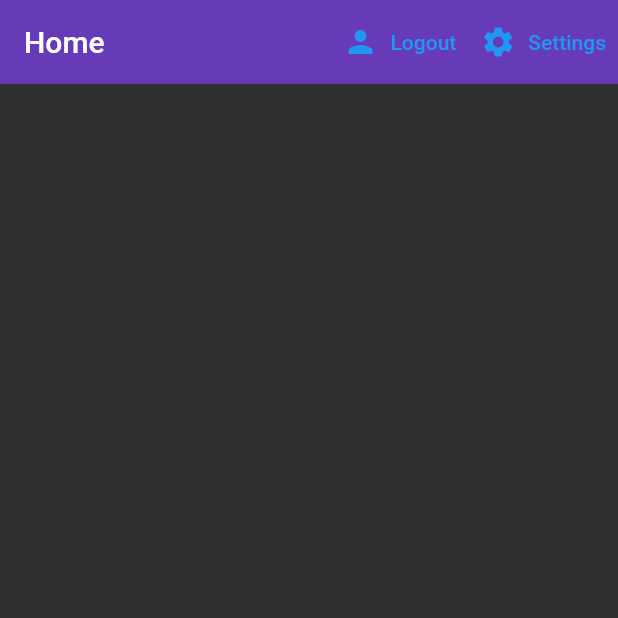
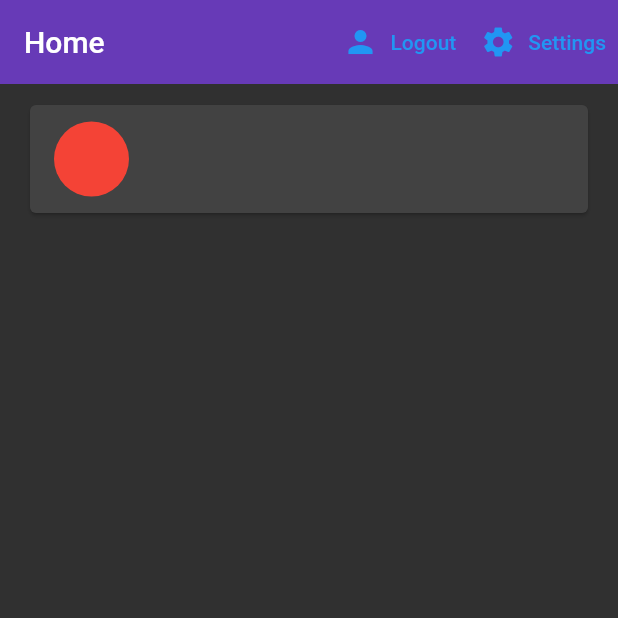
Before and after one commit to cimbyote/monsoomer, a Flutter app: the screen it shows once a user with an empty profile is signed in, on a phone screen of 412 x 824 dp, the top half of it. Run offline on Flutter 3.47's test engine with Material 2 defaults, Android fonts, the phone set to English and light mode, and no system bars; our stand-ins replace cloud_firestore, firebase_auth, firebase_core, flutter_spinkit, toggle_switch; accounts and stored records are empty; Roboto replaces fonts that are missing (NanumGothic).

Commit message:
converting to media

```diff
--- /dev/null
+++ b/lib/models/media_model.dart
@@ -0,0 +1,7 @@
+class Media
+{
+  final String name;
+  final String type;
+
+  Media({required this.name, required this.type});
+}
--- a/lib/models/monster.dart
+++ /dev/null
@@ -1,8 +0,0 @@
-class Monster
-{
-  final String name;
-  final String type;
-  final int number;
-
-  Monster({required this.name, required this.type, required this.number});
-}
--- a/lib/models/user_info_model.dart
+++ b/lib/models/user_info_model.dart
@@ -1,4 +1,4 @@
-import 'monster.dart';
+import 'media_model.dart';
 
 class UserInfoModel
 {
@@ -11,7 +11,7 @@ class UserInfoModel
 class UserData{
 
   final String uid;
-  final Monster monster;
+  final Media media;
 
-  UserData({required this.uid, required this.monster,});
+  UserData({required this.uid, required this.media,});
 }
--- a/lib/screens/home/home.dart
+++ b/lib/screens/home/home.dart
@@ -1,13 +1,13 @@
 import 'package:cloud_firestore/cloud_firestore.dart';
 import 'package:flutter/material.dart';
-import 'package:monsoomer/models/monster.dart';
+import 'package:monsoomer/models/media_model.dart';
 import 'package:monsoomer/models/user_info_model.dart';
 import 'package:monsoomer/screens/home/settings_form.dart';
 import 'package:monsoomer/services/auth_service.dart';
 import 'package:monsoomer/services/database_service.dart';
 import 'package:provider/provider.dart';
 import 'package:cloud_firestore/cloud_firestore.dart';
-import 'monster_list.dart';
+import 'media_list.dart';
 
 class Home extends StatelessWidget {
   final AuthService _auth = AuthService();
@@ -26,10 +26,9 @@ class Home extends StatelessWidget {
       );
     }
 
-    return StreamProvider<List<Monster>>.value(
-      value: DatabaseService(uid: Provider.of<UserInfoModel?>(context)!.uid)
-          .monsters,
-      initialData: [],
+    return StreamProvider<UserData>.value(
+      value: DatabaseService(uid: Provider.of<UserInfoModel?>(context)!.uid).userDataStream,
+      initialData: UserData(uid: '', media: Media(name: '',type: '',)),
       child: Scaffold(
         appBar: AppBar(
           title: Text('Home'),
@@ -51,7 +50,7 @@ class Home extends StatelessWidget {
             ),
           ],
         ),
-        body: MonsterList(),
+        body: MediaList(),
       ),
     );
   }
--- /dev/null
+++ b/lib/screens/home/media_list.dart
@@ -0,0 +1,30 @@
+import 'package:flutter/material.dart';
+import 'package:monsoomer/models/media_model.dart';
+import 'package:monsoomer/models/user_info_model.dart';
+import 'package:provider/provider.dart';
+
+import 'media_tile.dart';
+
+class MediaList extends StatefulWidget {
+  const MediaList({Key? key}) : super(key: key);
+
+  @override
+  _MediaListState createState() => _MediaListState();
+}
+
+class _MediaListState extends State<MediaList> {
+  @override
+  Widget build(BuildContext context) {
+
+    final monsters = Provider.of<UserData>(context);
+
+    return ListView.builder(
+      //itemCount: monsters.length,
+      itemCount: 1,
+      itemBuilder: (context, index) {
+        return MediaTile(media: monsters.media);
+        //return MediaTile(monster: monsters[index]);
+      },
+    );
+  }
+}
--- a/lib/screens/home/monster_tile.dart
+++ b/lib/screens/home/media_tile.dart
@@ -1,11 +1,11 @@
 import 'package:flutter/material.dart';
-import 'package:monsoomer/models/monster.dart';
+import 'package:monsoomer/models/media_model.dart';
 
-class MonsterTile extends StatelessWidget {
+class MediaTile extends StatelessWidget {
 
-  final Monster monster;
+  final Media media;
 
-  MonsterTile({required this.monster});
+  MediaTile({required this.media});
 
   @override
   Widget build(BuildContext context) {
@@ -18,8 +18,8 @@ class MonsterTile extends StatelessWidget {
             radius: 25.0,
             backgroundColor: Colors.red,
           ),
-          title: Text(monster.name + " #"+monster.number.toString()),
-          subtitle: Text(monster.type),
+          title: Text(media.name),
+          subtitle: Text(media.type),
         ),
       ),
     );
--- a/lib/screens/home/monster_list.dart
+++ /dev/null
@@ -1,27 +0,0 @@
-import 'package:flutter/material.dart';
-import 'package:monsoomer/models/monster.dart';
-import 'package:provider/provider.dart';
-
-import 'monster_tile.dart';
-
-class MonsterList extends StatefulWidget {
-  const MonsterList({Key? key}) : super(key: key);
-
-  @override
-  _MonsterListState createState() => _MonsterListState();
-}
-
-class _MonsterListState extends State<MonsterList> {
-  @override
-  Widget build(BuildContext context) {
-
-    final monsters = Provider.of<List<Monster>>(context);
-
-    return ListView.builder(
-      itemCount: monsters.length,
-      itemBuilder: (context, index) {
-        return MonsterTile(monster: monsters[index]);
-      },
-    );
-  }
-}
--- a/lib/services/auth_service.dart
+++ b/lib/services/auth_service.dart
@@ -52,7 +52,7 @@ class AuthService{
       User? user = result.user;
 
       //create a new document for user with the uid with dummy data
-      await DatabaseService(uid: user!.uid).updateUserData('Bulbasaur', 'Grass', 1);
+      await DatabaseService(uid: user!.uid).updateUserData('Bulbasaur', 'Grass');
 
       return _userInfoFromFirebaseUser(user);
     }
```
Also changed, not shown: lib/screens/home/settings_form.dart (+4 -22 lines), lib/services/database_service.dart (+6 -23 lines).
